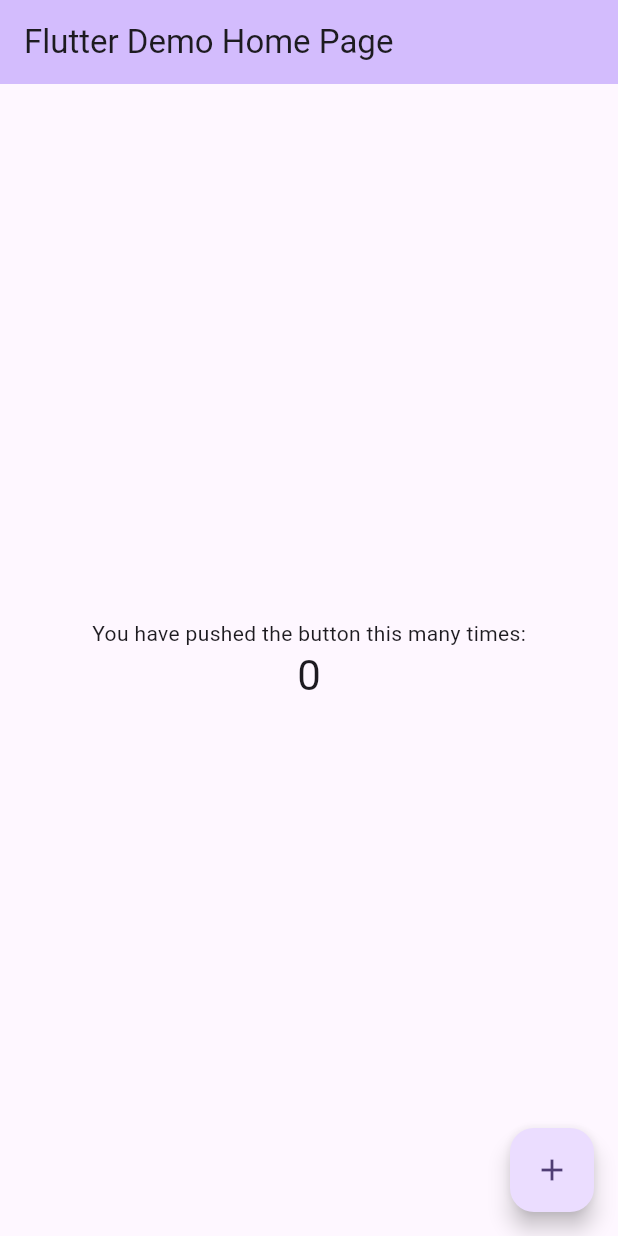
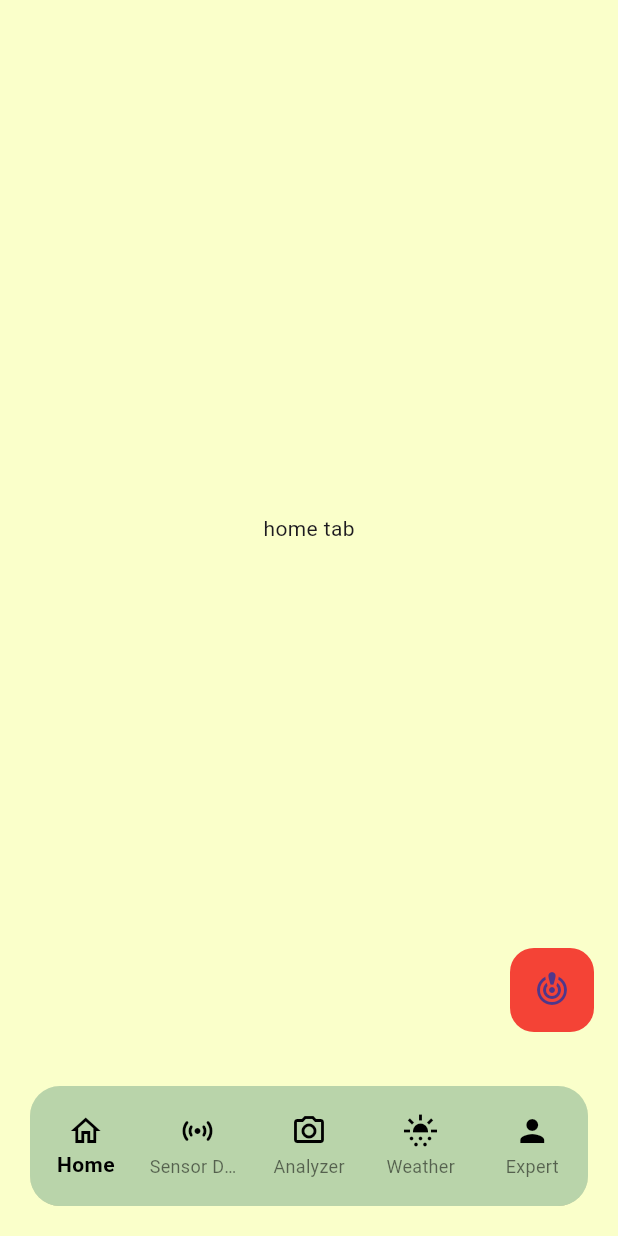
Before and after one commit to cosmicsid004/kissan_mitr, a Flutter app: the screen it shows after launch, on a phone screen of 412 x 824 dp. Run offline on Flutter 3.47's test engine with Material 3 defaults, Android fonts, the phone set to English and light mode, and no system bars.

Commit message:
bottom-navbar

```diff
--- /dev/null
+++ b/lib/home/homepage.dart
@@ -0,0 +1,101 @@
+import 'package:flutter/material.dart';
+
+class HomePage extends StatefulWidget {
+  const HomePage({super.key});
+
+  @override
+  State<HomePage> createState() => _HomePageState();
+}
+
+class _HomePageState extends State<HomePage> {
+  int _selectedIndex = 0;
+
+  // Use const constructors where possible for better performance
+  static final List<Widget> _widgetOptions = <Widget>[
+    // Use Container directly, Scaffold inside Scaffold is not recommended
+    homeTab(),
+    Center(child: Text('Sensor Data')),
+    Center(child: Text('Analyzer')),
+    Center(child: Text('Weather')),
+    Center(child: Text('Expert')),
+  ];
+
+  void _onItemTapped(int index) {
+    setState(() {
+      _selectedIndex = index;
+    });
+  }
+
+  @override
+  Widget build(BuildContext context) {
+    return Scaffold(
+      backgroundColor: const Color(0xFFFAFFCA),
+      body: _widgetOptions[_selectedIndex],
+      floatingActionButton: FloatingActionButton(
+        onPressed: () {},
+        backgroundColor: Colors.red,
+        elevation: 0,
+        child: const Icon(Icons.crisis_alert),
+      ),
+      bottomNavigationBar: Padding(
+        padding: const EdgeInsets.all(20.0),
+        child: ClipRRect(
+          borderRadius: BorderRadius.circular(20),
+          child: SizedBox(
+            height: 80,
+            child: BottomNavigationBar(
+              type: BottomNavigationBarType.fixed,
+              // Prevent shifting animation
+              backgroundColor: const Color(0xFFB9D4AA),
+              items: const [
+                BottomNavigationBarItem(
+                  icon: Icon(Icons.home_outlined, color: Colors.black),
+                  label: 'Home',
+                ),
+                BottomNavigationBarItem(
+                  icon: Icon(Icons.sensors_rounded, color: Colors.black),
+                  label: 'Sensor Data',
+                ),
+                BottomNavigationBarItem(
+                  icon: Icon(Icons.camera_alt_outlined, color: Colors.black),
+                  label: 'Analyzer',
+                ),
+                BottomNavigationBarItem(
+                  icon: Icon(Icons.sunny_snowing, color: Colors.black),
+                  label: 'Weather',
+                ),
+                BottomNavigationBarItem(
+                  icon: Icon(Icons.person, color: Colors.black),
+                  label: 'Expert',
+                ),
+              ],
+              currentIndex: _selectedIndex,
+              selectedItemColor: Colors.black,
+              unselectedItemColor: Colors.black54,
+              onTap: _onItemTapped,
+              showUnselectedLabels: true,
+              selectedLabelStyle: const TextStyle(fontWeight: FontWeight.bold),
+            ),
+          ),
+        ),
+      ),
+    );
+  }
+}
+
+class homeTab extends StatefulWidget {
+  const homeTab({super.key});
+
+  @override
+  State<homeTab> createState() => _homeTabState();
+}
+
+class _homeTabState extends State<homeTab> {
+  @override
+  Widget build(BuildContext context) {
+    return Scaffold(
+      backgroundColor: const Color(0xFFFAFFCA),
+      body: Center(child: Text("home tab")),
+    );
+  }
+}
--- a/lib/main.dart
+++ b/lib/main.dart
@@ -1,4 +1,6 @@
 import 'package:flutter/material.dart';
+import 'package:kissan_mitr/home/homepage.dart';
+import 'package:kissan_mitr/login/login_page.dart';
 
 void main() {
   runApp(const MyApp());
@@ -7,116 +9,11 @@ void main() {
 class MyApp extends StatelessWidget {
   const MyApp({super.key});
 
-  // This widget is the root of your application.
   @override
   Widget build(BuildContext context) {
     return MaterialApp(
-      title: 'Flutter Demo',
-      theme: ThemeData(
-        // This is the theme of your application.
-        //
-        // TRY THIS: Try running your application with "flutter run". You'll see
-        // the application has a purple toolbar. Then, without quitting the app,
-        // try changing the seedColor in the colorScheme below to Colors.green
-        // and then invoke "hot reload" (save your changes or press the "hot
-        // reload" button in a Flutter-supported IDE, or press "r" if you used
-        // the command line to start the app).
-        //
-        // Notice that the counter didn't reset back to zero; the application
-        // state is not lost during the reload. To reset the state, use hot
-        // restart instead.
-        //
-        // This works for code too, not just values: Most code changes can be
-        // tested with just a hot reload.
-        colorScheme: ColorScheme.fromSeed(seedColor: Colors.deepPurple),
-      ),
-      home: const MyHomePage(title: 'Flutter Demo Home Page'),
+      debugShowCheckedModeBanner: false,
+      home: HomePage(),
     );
   }
 }
-
-class MyHomePage extends StatefulWidget {
-  const MyHomePage({super.key, required this.title});
-
-  // This widget is the home page of your application. It is stateful, meaning
-  // that it has a State object (defined below) that contains fields that affect
-  // how it looks.
-
-  // This class is the configuration for the state. It holds the values (in this
-  // case the title) provided by the parent (in this case the App widget) and
-  // used by the build method of the State. Fields in a Widget subclass are
-  // always marked "final".
-
-  final String title;
-
-  @override
-  State<MyHomePage> createState() => _MyHomePageState();
-}
-
-class _MyHomePageState extends State<MyHomePage> {
-  int _counter = 0;
-
-  void _incrementCounter() {
-    setState(() {
-      // This call to setState tells the Flutter framework that something has
-      // changed in this State, which causes it to rerun the build method below
-      // so that the display can reflect the updated values. If we changed
-      // _counter without calling setState(), then the build method would not be
-      // called again, and so nothing would appear to happen.
-      _counter++;
-    });
-  }
-
-  @override
-  Widget build(BuildContext context) {
-    // This method is rerun every time setState is called, for instance as done
-    // by the _incrementCounter method above.
-    //
-    // The Flutter framework has been optimized to make rerunning build methods
-    // fast, so that you can just rebuild anything that needs updating rather
-    // than having to individually change instances of widgets.
-    return Scaffold(
-      appBar: AppBar(
-        // TRY THIS: Try changing the color here to a specific color (to
-        // Colors.amber, perhaps?) and trigger a hot reload to see the AppBar
-        // change color while the other colors stay the same.
-        backgroundColor: Theme.of(context).colorScheme.inversePrimary,
-        // Here we take the value from the MyHomePage object that was created by
-        // the App.build method, and use it to set our appbar title.
-        title: Text(widget.title),
-      ),
-      body: Center(
-        // Center is a layout widget. It takes a single child and positions it
-        // in the middle of the parent.
-        child: Column(
-          // Column is also a layout widget. It takes a list of children and
-          // arranges them vertically. By default, it sizes itself to fit its
-          // children horizontally, and tries to be as tall as its parent.
-          //
-          // Column has various properties to control how it sizes itself and
-          // how it positions its children. Here we use mainAxisAlignment to
-          // center the children vertically; the main axis here is the vertical
-          // axis because Columns are vertical (the cross axis would be
-          // horizontal).
-          //
-          // TRY THIS: Invoke "debug painting" (choose the "Toggle Debug Paint"
-          // action in the IDE, or press "p" in the console), to see the
-          // wireframe for each widget.
-          mainAxisAlignment: MainAxisAlignment.center,
-          children: <Widget>[
-            const Text('You have pushed the button this many times:'),
-            Text(
-              '$_counter',
-              style: Theme.of(context).textTheme.headlineMedium,
-            ),
-          ],
-        ),
-      ),
-      floatingActionButton: FloatingActionButton(
-        onPressed: _incrementCounter,
-        tooltip: 'Increment',
-        child: const Icon(Icons.add),
-      ), // This trailing comma makes auto-formatting nicer for build methods.
-    );
-  }
-}
--- a/pubspec.yaml
+++ b/pubspec.yaml
@@ -34,6 +34,8 @@ dependencies:
   # The following adds the Cupertino Icons font to your application.
   # Use with the CupertinoIcons class for iOS style icons.
   cupertino_icons: ^1.0.8
+  firebase_core: ^2.30.0
+  firebase_auth: ^4.17.4
 
 dev_dependencies:
   flutter_test:
```
Also changed, not shown: lib/login/login_page.dart (added, +162 -0 lines), lib/login/no_account.dart (added, +211 -0 lines), pubspec.lock, 5 other files.
